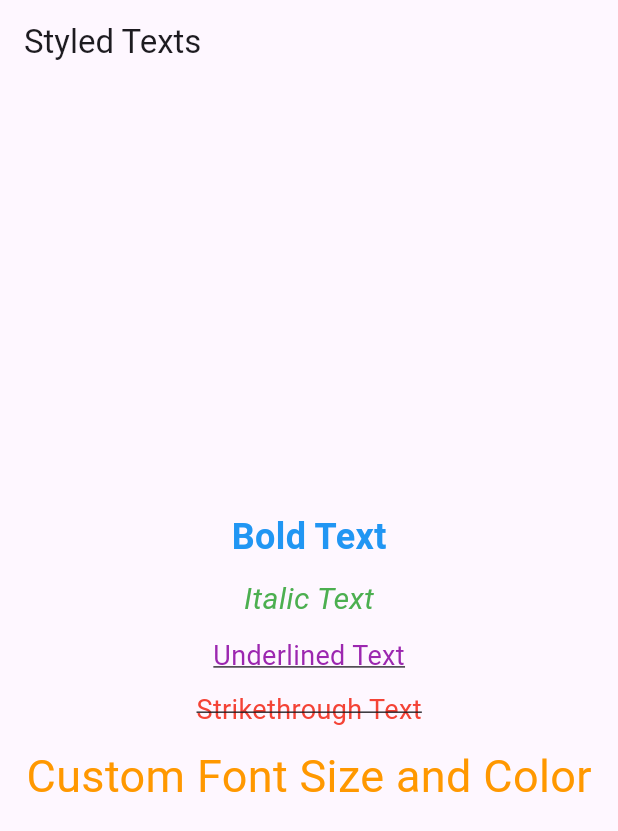
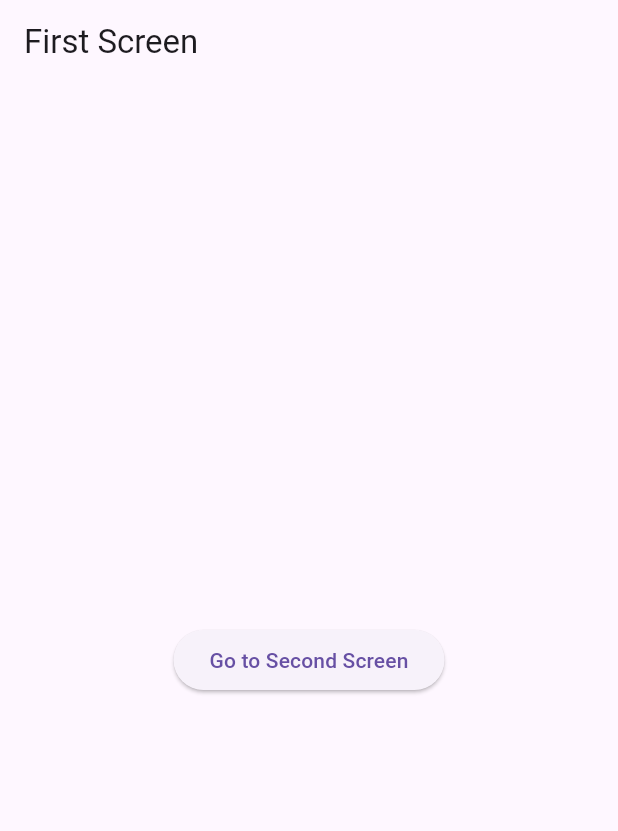
Before and after one commit to MondiraDey/flutter_application_4, a Flutter app: the screen it shows after launch, on a phone screen of 412 x 824 dp. Shown: the top 831 px of the screen. Run offline on Flutter 3.47's test engine with Material 3 defaults, Android fonts, the phone set to English and light mode, and no system bars.

Commit message:
5th code

```diff
--- a/lib/main.dart
+++ b/lib/main.dart
@@ -8,62 +8,55 @@ class MyApp extends StatelessWidget {
   @override
   Widget build(BuildContext context) {
     return MaterialApp(
-      title: 'Text Styling Demo',
-      home: Scaffold(
-        appBar: AppBar(
-          title: Text('Styled Texts'),
-        ),
-        body: Center(
-          child: Column(
-            mainAxisAlignment: MainAxisAlignment.center,
-            children: [
-              Text(
-                'Bold Text',
-                style: TextStyle(
-                  fontWeight: FontWeight.bold,
-                  fontSize: 24,
-                  color: Colors.blue,
-                ),
-              ),
-              SizedBox(height: 10),
-              Text(
-                'Italic Text',
-                style: TextStyle(
-                  fontStyle: FontStyle.italic,
-                  fontSize: 20,
-                  color: Colors.green,
-                ),
-              ),
-              SizedBox(height: 10),
-              Text(
-                'Underlined Text',
-                style: TextStyle(
-                  decoration: TextDecoration.underline,
-                  fontSize: 18,
-                  color: Colors.purple,
-                ),
-              ),
-              SizedBox(height: 10),
-              Text(
-                'Strikethrough Text',
-                style: TextStyle(
-                  decoration: TextDecoration.lineThrough,
-                  fontSize: 18,
-                  color: Colors.red,
-                ),
-              ),
-              SizedBox(height: 10),
-              Text(
-                'Custom Font Size and Color',
-                style: TextStyle(
-                  fontSize: 30,
-                  color: Colors.orange,
-                ),
-              ),
-            ],
-          ),
+      title: 'Two Screen Navigation',
+      home: FirstScreen(),
+    );
+  }
+}
+
+class FirstScreen extends StatelessWidget {
+  @override
+  Widget build(BuildContext context) {
+    return Scaffold(
+      appBar: AppBar(
+        title: Text('First Screen'),
+      ),
+      body: Center(
+        child: ElevatedButton(
+          child: Text('Go to Second Screen'),
+          onPressed: () {
+            Navigator.push(
+              context,
+              MaterialPageRoute(builder: (context) => SecondScreen()),
+            );
+          },
         ),
       ),
     );
   }
 }
+
+class SecondScreen extends StatelessWidget {
+  @override
+  Widget build(BuildContext context) {
+    return Scaffold(
+      appBar: AppBar(
+        title: Text('Second Screen'),
+        leading: IconButton(
+          icon: Icon(Icons.arrow_back),
+          onPressed: () {
+            Navigator.pop(context); // Go back to the first screen
+          },
+        ),
+      ),
+      body: Center(
+        child: ElevatedButton(
+          child: Text('Back to First Screen'),
+          onPressed: () {
+            Navigator.pop(context);
+          },
+        ),
+      ),
+    );
+  }
+}
```
